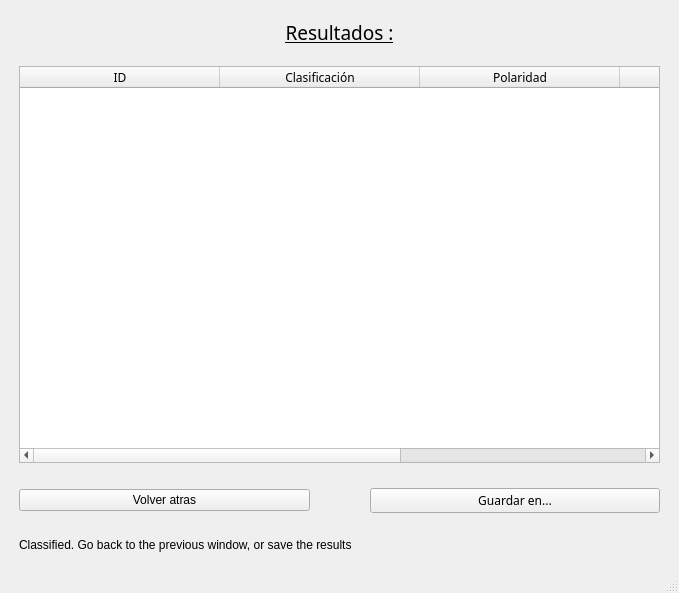
First picture: the form in Resources/UI/OutputWindowClasificadorWeb.ui, repository 40CompilerErrors/Proyecto2, before the edit.
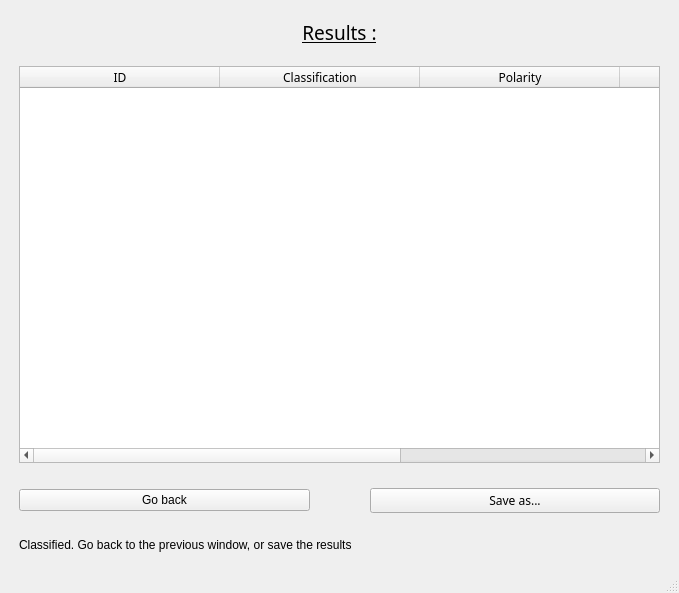
Second picture: the form after the edit. Icons and pictures are not drawn.

```diff
--- a/Resources/UI/OutputWindowClasificadorWeb.ui
+++ b/Resources/UI/OutputWindowClasificadorWeb.ui
@@ -48,7 +48,7 @@
          </font>
         </property>
         <property name="text">
-         <string>Resultados :</string>
+         <string>Results :</string>
         </property>
         <property name="alignment">
          <set>Qt::AlignCenter</set>
@@ -84,22 +84,22 @@
         </column>
         <column>
          <property name="text">
-          <string>Clasificación</string>
+          <string>Classification</string>
          </property>
         </column>
         <column>
          <property name="text">
-          <string>Polaridad</string>
+          <string>Polarity</string>
          </property>
         </column>
         <column>
          <property name="text">
-          <string>Subjetividad</string>
+          <string>Subjectivity</string>
          </property>
         </column>
         <column>
          <property name="text">
-          <string>Contenido</string>
+          <string>Content</string>
          </property>
         </column>
        </widget>
@@ -115,7 +115,7 @@
         <item>
          <widget class="QPushButton" name="backButton">
           <property name="text">
-           <string>Volver atras</string>
+           <string>Go back</string>
           </property>
          </widget>
         </item>
@@ -144,7 +144,7 @@
            </font>
           </property>
           <property name="text">
-           <string>Guardar en...</string>
+           <string>Save as...</string>
           </property>
           <property name="icon">
            <iconset>
```
